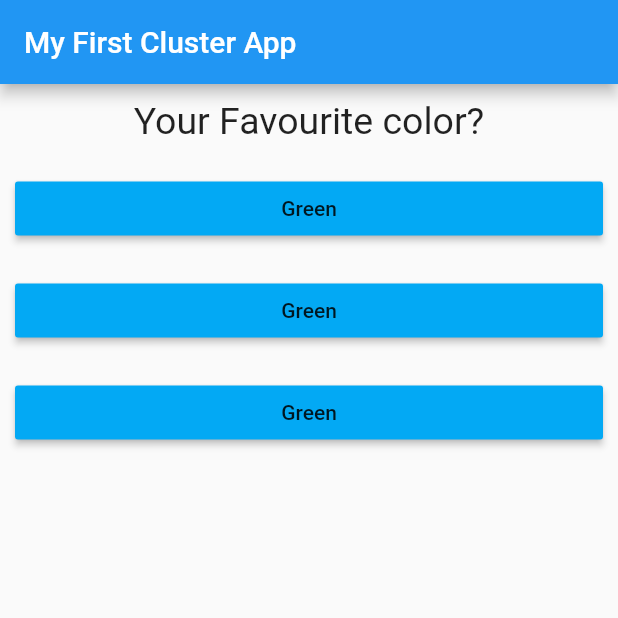
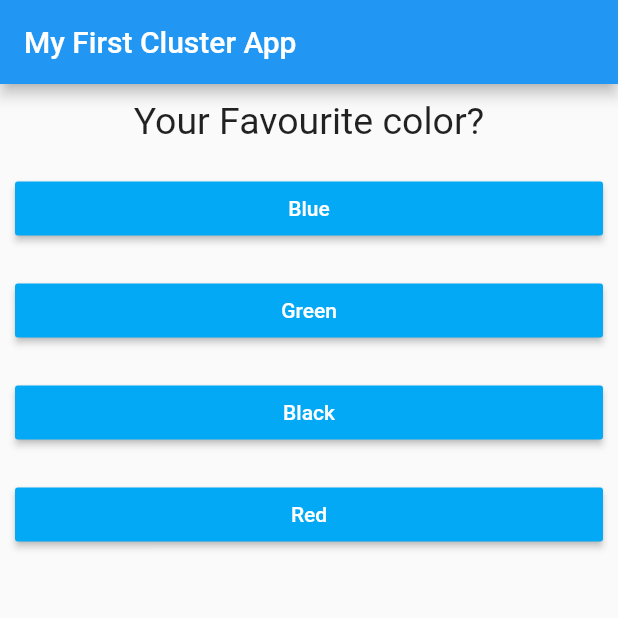
Before and after one commit to Mukkesh20/FlutterApp, a Flutter app: the screen it shows after launch, on a phone screen of 412 x 824 dp, the top half of it. Run offline on Flutter 3.47's test engine with Material 2 defaults, Android fonts, the phone set to English and light mode, and no system bars.

Commit message:
3rd Update

```diff
--- a/lib/answer.dart
+++ b/lib/answer.dart
@@ -2,8 +2,9 @@ import 'package:flutter/material.dart';
 
 class Answer extends StatelessWidget {
     final Function selectHandler;
+    final String answers;
 
-    Answer(this.selectHandler);
+    Answer(this.selectHandler, this.answers);
 
     @override
     Widget build(BuildContext context) {
@@ -12,7 +13,8 @@ class Answer extends StatelessWidget {
       margin: EdgeInsets.all(10),
       child: RaisedButton(
         color: Colors.lightBlue,
-          child :Text('Green'),
+        textColor: Colors.white,
+          child :Text(answers),
           onPressed: selectHandler,
         ),
       );
--- a/lib/main.dart
+++ b/lib/main.dart
@@ -22,26 +22,39 @@ class MyFirstAppState extends State<MyFirstApp>{
       _questionIndex = _questionIndex +1;
     });
     print(_questionIndex);
+
   }
 
   Widget build(BuildContext context){
-    var questions = [
-      "Your Favourite color?",
-      "Your Favourite fruit?",
-      "Your Favourite Cricket Player?"
+    final questions = [
+      {
+        "questionText" :  "Your Favourite color?",
+        "answers" : ["Blue", "Green", "Black", "Red"]
+      },
+      {
+        "questionText" :  "Your Favourite Fruit?",
+        "answers" : ["Banana", "Apple", "Mango", "Lichi"]
+      },
+      {
+        "questionText" :  "Your Favourite Cricket Player?",
+        "answers" : ["MS Dhoni", "Sachin", "Dravid", "Ganguly"]
+      },
+
     ];
     return MaterialApp(home: Scaffold(
       appBar:
         AppBar(title: Text('My First Cluster App'),),
-       body: Column(
+       body: _questionIndex < questions.length ? Column(
          children: [
-            Questions(questions[_questionIndex]
+            Questions(questions[_questionIndex]['questionText']
            ),
-           Answer(_answerQuestion),
-           Answer(_answerQuestion),
-           Answer(_answerQuestion),
+           ...(questions[_questionIndex]['answers'] as List<String>).map((answer) {
+             return Answer(_answerQuestion, answer);
+           }).toList(),
          ],
-       ),
+       ) : Center(child:
+            Text('Thank You!!'),
+          ),
         ),
     );
   }
```
